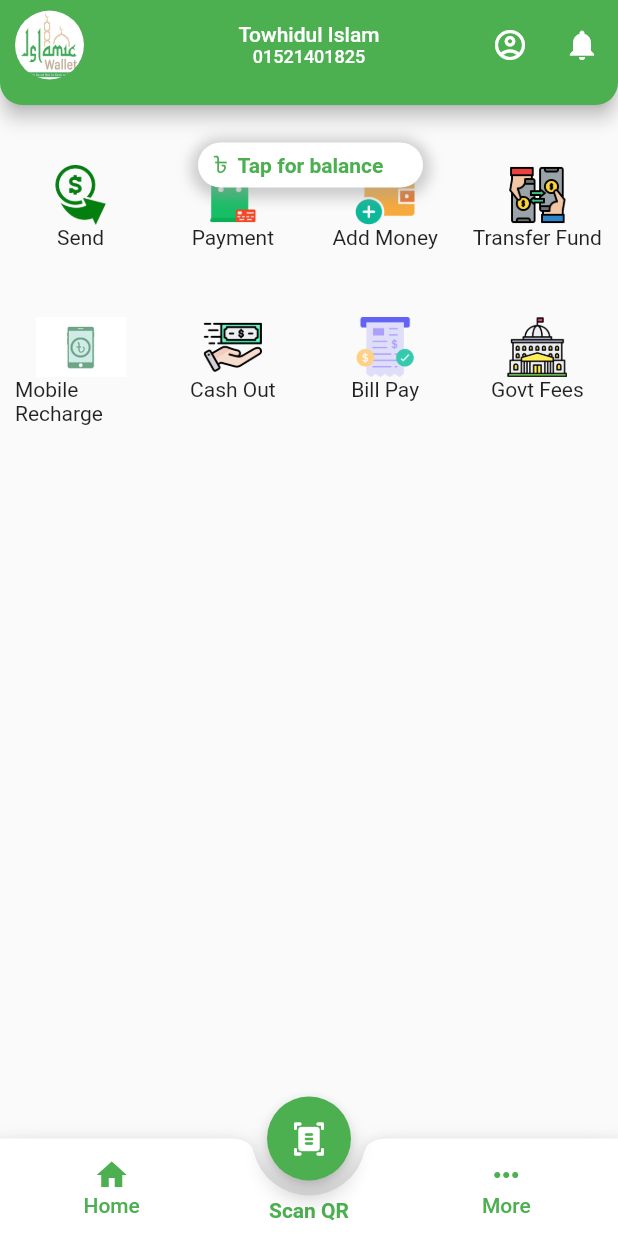
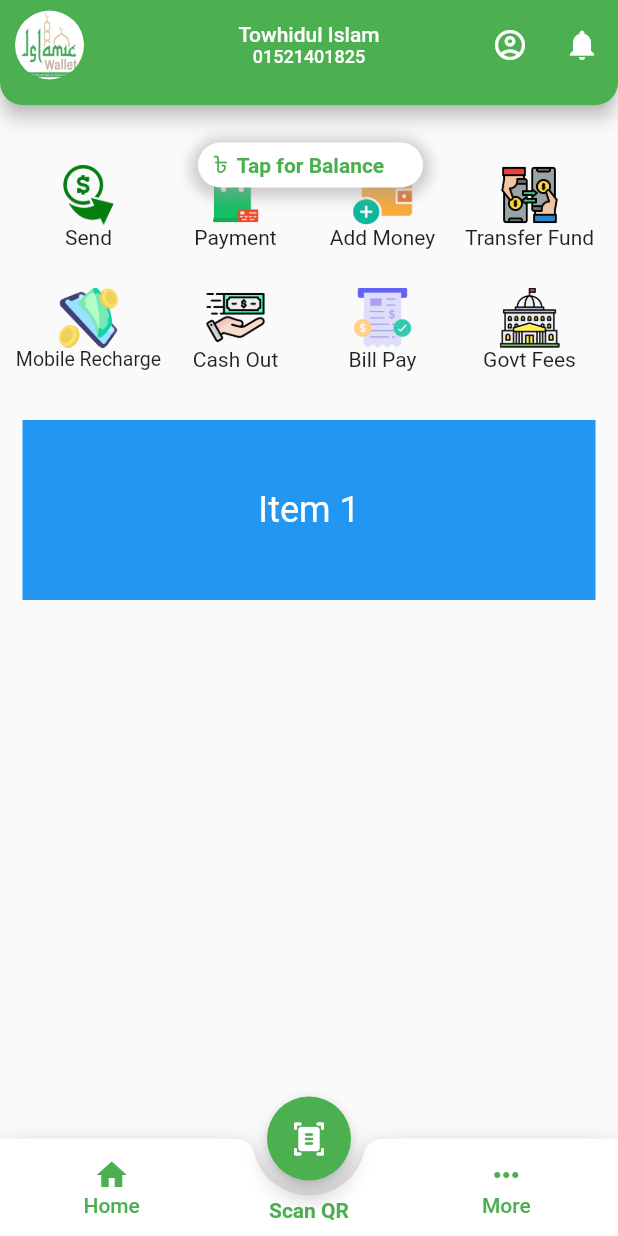
Before and after one commit to towhidJ/practise, a Flutter app: the screen it shows after launch, on a phone screen of 412 x 824 dp. Run offline on Flutter 3.47's test engine with Material 2 defaults, Android fonts, the light colour scheme and no system bars; drawn by our look-alikes of carousel_slider; our stand-ins replace image_picker.

```diff
--- a/lib/Fragment/HomeFragment.dart
+++ b/lib/Fragment/HomeFragment.dart
@@ -1,6 +1,6 @@
 import 'package:flutter/material.dart';
-import 'package:practise/Fragment/MoreFragment.dart';
-import 'package:practise/data/home_page_first_part.dart';
+import 'package:practise/widgets/home_part_one.dart';
+import 'package:practise/widgets/home_slider_part.dart';
 
 class HomeFragment extends StatefulWidget {
   @override
@@ -12,32 +12,6 @@ class _HomeFragmentState extends State<HomeFragment> {
   bool _isBalanceShown = false;
   bool _isBalance = true;
   double scaleFactor = 1.0;
-
-  void showLoadingAnimation(BuildContext context) {
-    showDialog(
-      context: context,
-      barrierDismissible: false, // Prevent dismissing the dialog
-      builder: (context) {
-        return Center(
-          child: Center(
-            child: Image(image: AssetImage('assets/images/loading.gif')),
-          ),
-        );
-      },
-    );
-
-    // Simulate a short delay before navigating
-    Future.delayed(Duration(seconds: 1), () {
-      // Hide the loading animation dialog
-      Navigator.of(context).pop();
-
-      // Navigate to the next page
-      Navigator.push(
-        context,
-        MaterialPageRoute(builder: (context) => MoreFragment()),
-      );
-    });
-  }
 
   @override
   Widget build(BuildContext context) {
@@ -101,8 +75,8 @@ class _HomeFragmentState extends State<HomeFragment> {
                                   color: Colors.grey.withOpacity(0.5),
                                   spreadRadius: 5,
                                   blurRadius: 7,
-                                offset:
-                                    Offset(0, 2), // changes the shadow position
+                                  offset: Offset(
+                                      0, 2), // changes the shadow position
                                 ),
                               ],
                               borderRadius: BorderRadius.circular(50)),
@@ -118,7 +92,7 @@ class _HomeFragmentState extends State<HomeFragment> {
                             AnimatedOpacity(
                                 opacity: _isBalance ? 1 : 0,
                                 duration: const Duration(milliseconds: 300),
-                              child: const Text('Tap for balance',
+                                child: const Text('Tap for Balance',
                                     style: TextStyle(
                                         color: Colors.green,
                                         fontSize: 14,
@@ -136,7 +110,8 @@ class _HomeFragmentState extends State<HomeFragment> {
                                     alignment: Alignment.center,
                                     decoration: BoxDecoration(
                                         color: Colors.white,
-                                      borderRadius: BorderRadius.circular(50)),
+                                        borderRadius:
+                                            BorderRadius.circular(50)),
                                     child: const FittedBox(
                                         child: Text('৳',
                                             style: TextStyle(
@@ -146,45 +121,9 @@ class _HomeFragmentState extends State<HomeFragment> {
                     )),
               ],
             )),
-      body: Container(
-          padding: EdgeInsets.only(top: 15),
-          child: Stack(
-            children: [
-              InkWell(
-                child: Padding(
-                  padding: const EdgeInsets.fromLTRB(10, 15, 10, 0),
-                  child: GridView.builder(
-                    physics:
-                        NeverScrollableScrollPhysics(), //cannot scroll the gridview section
-                    itemBuilder: (context, index) {
-                      return GestureDetector(
-                        onTap: () {
-                          // Check if the first item is tapped (index 0)
-                          if (index == 0) {
-                            showLoadingAnimation(context);
-                          }
-                          if (index == 1) {
-                            showLoadingAnimation(context);
-                          }
-                          // You can add similar navigation logic for other items here
-                        },
-                        child: Container(
-                          child: menuodel[index],
-                        ),
-                      );
-                    },
-                    itemCount: menuodel.length,
-                    gridDelegate: SliverGridDelegateWithFixedCrossAxisCount(
-                      crossAxisCount: 4,
-                      mainAxisSpacing: 14,
-                      crossAxisSpacing: 14,
-                    ),
-                  ),
-                ),
-              ),
-            ],
-          )),
-    );
+        body: ListView(
+          children: [HomePartOne(), SliderPartHome()],
+        ));
   }
 
   void animate() async {
--- a/lib/data/home_page_first_part.dart
+++ b/lib/data/home_page_first_part.dart
@@ -60,13 +60,14 @@ var menuodel = [
     children: [
       Container(
         child: Image.asset(
-          'assets/images/mobile_recharge.jpg',
+          'assets/icons/smartphone.png',
           height: ht,
           width: wd,
         ),
       ),
       Text(
         'Mobile Recharge',
+        style: TextStyle(fontSize: 13),
       )
     ],
   ),
--- /dev/null
+++ b/lib/widgets/home_part_one.dart
@@ -0,0 +1,81 @@
+import 'package:flutter/material.dart';
+import 'package:practise/data/home_page_first_part.dart';
+
+import '../Fragment/MoreFragment.dart';
+
+class HomePartOne extends StatefulWidget {
+  const HomePartOne({super.key});
+
+  @override
+  State<StatefulWidget> createState() => HomePartOneState();
+}
+
+class HomePartOneState extends State<HomePartOne> {
+  double scaleFactor = 1.0;
+
+  void showLoadingAnimation(BuildContext context) {
+    showDialog(
+      context: context,
+      barrierDismissible: false, // Prevent dismissing the dialog
+      builder: (context) {
+        return Center(
+          child: Center(
+            child: Image(image: AssetImage('assets/images/loading.gif')),
+          ),
+        );
+      },
+    );
+
+    // Simulate a short delay before navigating
+    Future.delayed(Duration(seconds: 1), () {
+      // Hide the loading animation dialog
+      Navigator.of(context).pop();
+
+      // Navigate to the next page
+      Navigator.push(
+        context,
+        MaterialPageRoute(builder: (context) => MoreFragment()),
+      );
+    });
+  }
+
+  @override
+  Widget build(BuildContext context) {
+    return Container(
+        height: 200,
+        padding: EdgeInsets.only(top: 15),
+        child: Stack(
+          children: [
+            InkWell(
+              child: Padding(
+                padding: const EdgeInsets.fromLTRB(10, 15, 10, 0),
+                child: GridView.builder(
+                  physics:
+                      NeverScrollableScrollPhysics(), //cannot scroll the gridview section
+                  itemBuilder: (context, index) {
+                    return GestureDetector(
+                      onTap: () {
+                        // Check if the first item is tapped (index 0)
+                        if (index == 0) {
+                          showLoadingAnimation(context);
+                        }
+                        if (index == 1) {
+                          showLoadingAnimation(context);
+                        }
+                        // You can add similar navigation logic for other items here
+                      },
+                      child: Container(
+                        child: menuodel[index],
+                      ),
+                    );
+                  },
+                  itemCount: menuodel.length,
+                  gridDelegate: SliverGridDelegateWithFixedCrossAxisCount(
+                      crossAxisCount: 4, childAspectRatio: 1.2),
+                ),
+              ),
+            ),
+          ],
+        ));
+  }
+}
--- /dev/null
+++ b/lib/widgets/home_slider_part.dart
@@ -0,0 +1,65 @@
+import 'package:carousel_slider/carousel_slider.dart';
+import 'package:flutter/material.dart';
+
+class SliderPartHome extends StatefulWidget {
+  const SliderPartHome({super.key});
+
+  @override
+  State<StatefulWidget> createState() => SliderPartHomeState();
+}
+
+class SliderPartHomeState extends State<SliderPartHome> {
+  @override
+  Widget build(BuildContext context) {
+    // TODO: implement build
+    return Center(
+      child: CarouselSlider(
+        items: [
+          Container(
+            margin: EdgeInsets.only(right: 15, left: 15),
+            color: Colors.blue,
+            child: Center(
+              child: Text(
+                'Item 1',
+                style: TextStyle(color: Colors.white, fontSize: 24),
+              ),
+            ),
+          ),
+          Container(
+            margin: EdgeInsets.only(right: 15, left: 15),
+            color: Colors.green,
+            child: Center(
+              child: Text(
+                'Item 2',
+                style: TextStyle(color: Colors.white, fontSize: 24),
+              ),
+            ),
+          ),
+          Container(
+            margin: EdgeInsets.only(right: 15, left: 15),
+            color: Colors.orange,
+            child: Center(
+              child: Text(
+                'Item 3',
+                style: TextStyle(color: Colors.white, fontSize: 24),
+              ),
+            ),
+          ),
+        ],
+        options: CarouselOptions(
+          clipBehavior: Clip.hardEdge,
+          height: 120,
+          viewportFraction: 1.0, // Each item takes up the full width
+          autoPlay: true,
+          autoPlayInterval: Duration(seconds: 5),
+          autoPlayAnimationDuration: Duration(milliseconds: 800),
+          pauseAutoPlayOnTouch: true,
+          aspectRatio: 2.0,
+          onPageChanged: (index, reason) {
+            // Handle page change
+          },
+        ),
+      ),
+    );
+  }
+}
--- a/pubspec.yaml
+++ b/pubspec.yaml
@@ -35,6 +35,7 @@ dependencies:
     # The following adds the Cupertino Icons font to your application.
     # Use with the CupertinoIcons class for iOS style icons.
     cupertino_icons: ^1.0.2
+    carousel_slider: ^4.0.0
 
 dev_dependencies:
     flutter_test:
```
Also changed, not shown: assets/icons/smartphone.png (added), pubspec.lock. Lines whose indentation alone changed are shown as unchanged.
